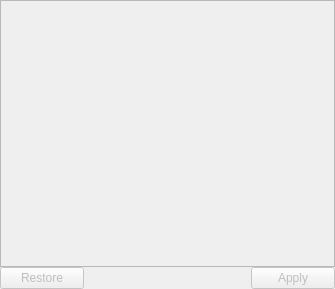
Qt form src/widgets/cameracontrolswidget.ui (GuLinux/PlanetaryImager) before a commit.
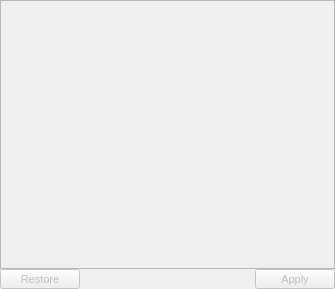
The same form after that commit.

```diff
--- a/src/widgets/cameracontrolswidget.ui
+++ b/src/widgets/cameracontrolswidget.ui
@@ -13,7 +13,10 @@
   <property name="windowTitle">
    <string>Form</string>
   </property>
-  <layout class="QGridLayout" name="gridLayout">
+  <layout class="QVBoxLayout" name="verticalLayout">
+   <property name="spacing">
+    <number>0</number>
+   </property>
    <property name="leftMargin">
     <number>0</number>
    </property>
@@ -26,44 +29,14 @@
    <property name="bottomMargin">
     <number>0</number>
    </property>
-   <property name="spacing">
-    <number>0</number>
-   </property>
-   <item row="1" column="0">
-    <widget class="QPushButton" name="restore">
-     <property name="enabled">
-      <bool>false</bool>
-     </property>
-     <property name="text">
-      <string>Restore</string>
-     </property>
-    </widget>
-   </item>
-   <item row="1" column="3">
-    <widget class="QPushButton" name="apply">
-     <property name="enabled">
-      <bool>false</bool>
-     </property>
-     <property name="text">
-      <string>Apply</string>
-     </property>
-    </widget>
-   </item>
-   <item row="1" column="1" colspan="2">
-    <spacer name="horizontalSpacer">
-     <property name="orientation">
-      <enum>Qt::Horizontal</enum>
-     </property>
-     <property name="sizeHint" stdset="0">
-      <size>
-       <width>40</width>
-       <height>20</height>
-      </size>
-     </property>
-    </spacer>
-   </item>
-   <item row="0" column="0" colspan="4">
+   <item>
     <widget class="QScrollArea" name="controls_box_area">
+     <property name="sizePolicy">
+      <sizepolicy hsizetype="Expanding" vsizetype="Expanding">
+       <horstretch>0</horstretch>
+       <verstretch>1</verstretch>
+      </sizepolicy>
+     </property>
      <property name="widgetResizable">
       <bool>true</bool>
      </property>
@@ -73,7 +46,7 @@
         <x>0</x>
         <y>0</y>
         <width>331</width>
-        <height>250</height>
+        <height>263</height>
        </rect>
       </property>
       <layout class="QGridLayout" name="gridLayout_2">
@@ -84,6 +57,96 @@
      </widget>
     </widget>
    </item>
+   <item>
+    <layout class="QHBoxLayout" name="horizontalLayout">
+     <property name="spacing">
+      <number>0</number>
+     </property>
+     <property name="sizeConstraint">
+      <enum>QLayout::SetDefaultConstraint</enum>
+     </property>
+     <item>
+      <widget class="QPushButton" name="restore">
+       <property name="enabled">
+        <bool>false</bool>
+       </property>
+       <property name="sizePolicy">
+        <sizepolicy hsizetype="Minimum" vsizetype="Minimum">
+         <horstretch>0</horstretch>
+         <verstretch>0</verstretch>
+        </sizepolicy>
+       </property>
+       <property name="maximumSize">
+        <size>
+         <width>16777215</width>
+         <height>20</height>
+        </size>
+       </property>
+       <property name="font">
+        <font>
+         <pointsize>8</pointsize>
+         <kerning>true</kerning>
+        </font>
+       </property>
+       <property name="styleSheet">
+        <string notr="true"/>
+       </property>
+       <property name="text">
+        <string>Restore</string>
+       </property>
+       <property name="autoDefault">
+        <bool>false</bool>
+       </property>
+       <property name="flat">
+        <bool>false</bool>
+       </property>
+      </widget>
+     </item>
+     <item>
+      <spacer name="horizontalSpacer">
+       <property name="orientation">
+        <enum>Qt::Horizontal</enum>
+       </property>
+       <property name="sizeHint" stdset="0">
+        <size>
+         <width>40</width>
+         <height>20</height>
+        </size>
+       </property>
+      </spacer>
+     </item>
+     <item>
+      <widget class="QPushButton" name="apply">
+       <property name="enabled">
+        <bool>false</bool>
+       </property>
+       <property name="sizePolicy">
+        <sizepolicy hsizetype="Minimum" vsizetype="Minimum">
+         <horstretch>0</horstretch>
+         <verstretch>0</verstretch>
+        </sizepolicy>
+       </property>
+       <property name="maximumSize">
+        <size>
+         <width>84</width>
+         <height>20</height>
+        </size>
+       </property>
+       <property name="font">
+        <font>
+         <pointsize>8</pointsize>
+        </font>
+       </property>
+       <property name="text">
+        <string>Apply</string>
+       </property>
+       <property name="flat">
+        <bool>false</bool>
+       </property>
+      </widget>
+     </item>
+    </layout>
+   </item>
   </layout>
  </widget>
  <resources/>
```
